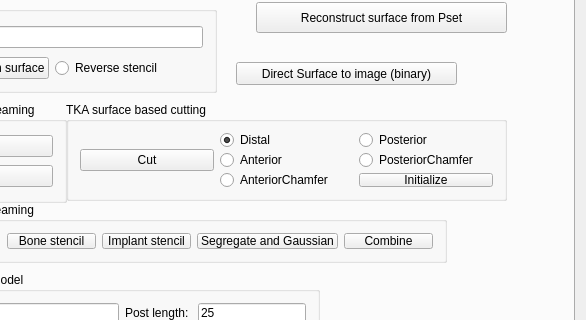
Old version of the form Plugins/org.mitk.lancet.movedata/src/internal/MoveDataControls.ui in the repository zhaomengxiao/LancetMITK-Adition; both pictures show x 177 to 763 and y 135 to 455 of the 763 by 734 pixel window.
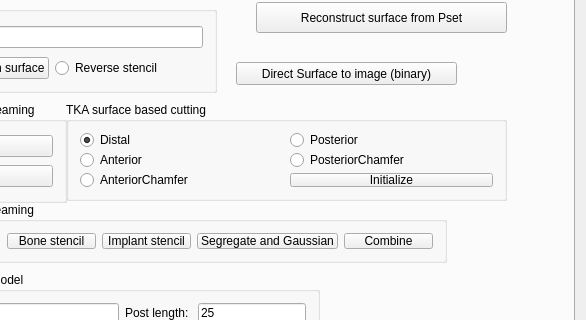
New version of the form. The open tabs and pages were chosen to show the change. Custom widgets are drawn as their Qt base class.

Commit message: TKA meshlib cut finished

The edit to the form file:
```diff
--- a/Plugins/org.mitk.lancet.movedata/src/internal/MoveDataControls.ui
+++ b/Plugins/org.mitk.lancet.movedata/src/internal/MoveDataControls.ui
@@ -1620,7 +1620,7 @@
         <string>TKA surface based cutting</string>
        </property>
        <layout class="QGridLayout" name="gridLayout_28">
-        <item row="0" column="1">
+        <item row="0" column="0">
          <widget class="QRadioButton" name="radioButton_distal">
           <property name="text">
            <string>Distal</string>
@@ -1630,42 +1630,35 @@
           </property>
          </widget>
         </item>
-        <item row="0" column="2">
+        <item row="0" column="1">
          <widget class="QRadioButton" name="radioButton_post">
           <property name="text">
            <string>Posterior</string>
           </property>
          </widget>
         </item>
-        <item row="2" column="1">
+        <item row="2" column="0">
          <widget class="QRadioButton" name="radioButton_antChamfer">
           <property name="text">
            <string>AnteriorChamfer</string>
           </property>
          </widget>
         </item>
-        <item row="1" column="1">
+        <item row="1" column="0">
          <widget class="QRadioButton" name="radioButton_ant">
           <property name="text">
            <string>Anterior</string>
           </property>
          </widget>
         </item>
-        <item row="2" column="2">
+        <item row="2" column="1">
          <widget class="QPushButton" name="pushButton_tkaCutInit">
           <property name="text">
            <string>Initialize</string>
           </property>
          </widget>
         </item>
-        <item row="0" column="0" rowspan="3">
-         <widget class="QPushButton" name="pushButton_tkaCut">
-          <property name="text">
-           <string>Cut</string>
-          </property>
-         </widget>
-        </item>
-        <item row="1" column="2">
+        <item row="1" column="1">
          <widget class="QRadioButton" name="radioButton_postChamfer">
           <property name="text">
            <string>PosteriorChamfer</string>
```
Left out of the diff: 2 changed lines with no effect on the pictures. The commit also changes 1 other file.
